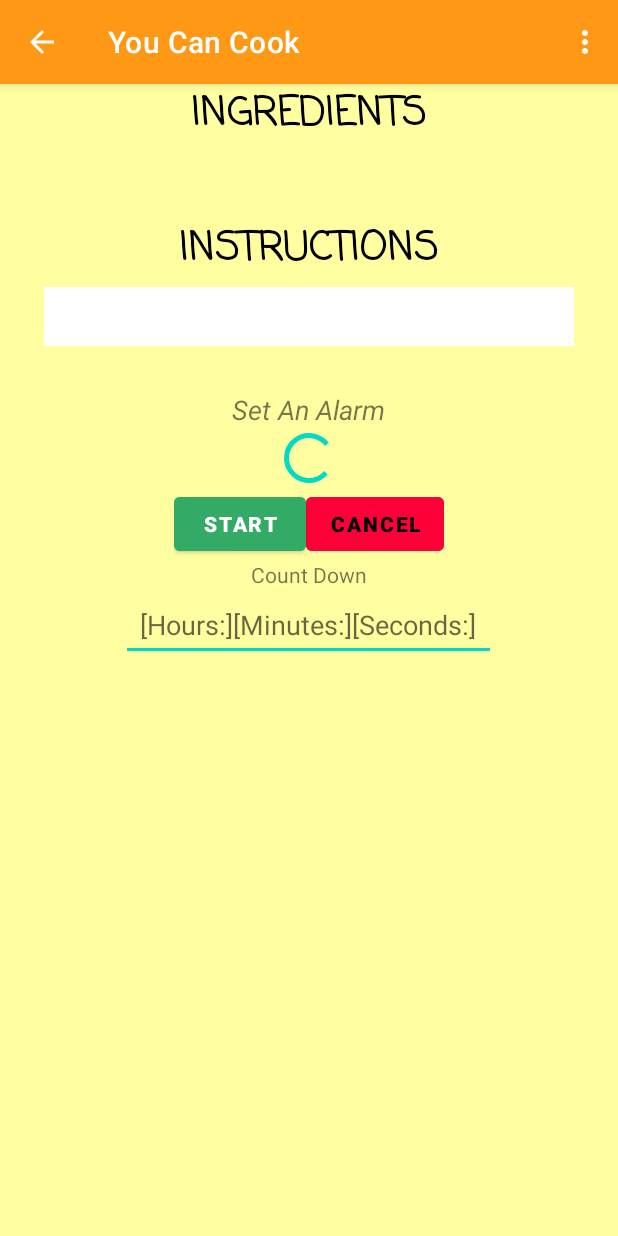
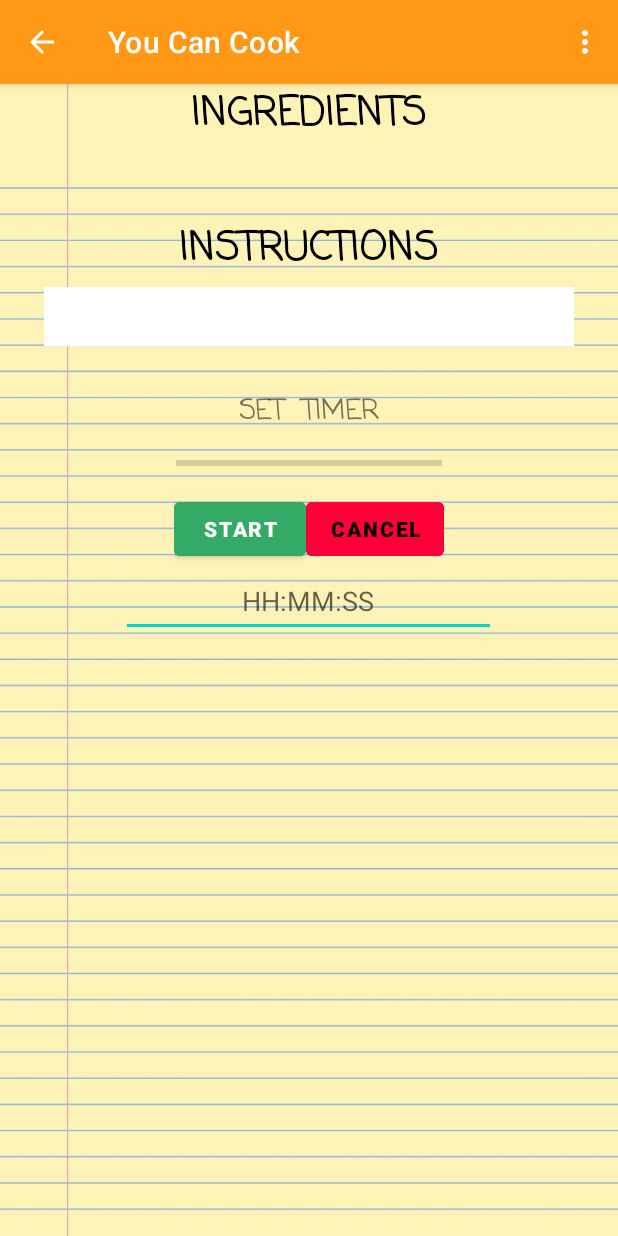
Before and after one commit to GodlewsO/comp4200-project, an Android app: the ViewRecipeActivity screen opened directly, with no data from a screen before it, on a phone screen of 412 x 824 dp. Run offline under Robolectric (Android 15) with nearby library versions, the phone set to English and light mode, and no system bars; 4 statements that could not run were skipped.

Commit message:
Background image set and change.

```diff
--- a/app/src/main/java/com/example/recipieapp/MainActivity.java
+++ b/app/src/main/java/com/example/recipieapp/MainActivity.java
@@ -44,6 +44,7 @@ public class MainActivity extends AppCompatActivity {
         super.onCreate(savedInstanceState);
         setContentView(R.layout.activity_main);
 
+        getWindow().setBackgroundDrawableResource(R.drawable.bg_image);
         ActionBar actionBar;
         actionBar = getSupportActionBar();
 
--- a/app/src/main/res/layout/activity_main.xml
+++ b/app/src/main/res/layout/activity_main.xml
@@ -5,8 +5,8 @@
     xmlns:tools="http://schemas.android.com/tools"
     android:layout_width="match_parent"
     android:layout_height="match_parent"
-    android:background="@drawable/bg_image"
-    tools:context=".MainActivity">
+    tools:context=".MainActivity"
+    >
 
     <com.google.android.material.floatingactionbutton.FloatingActionButton
         android:id="@+id/btnAddRecipe"
--- a/app/src/main/res/layout/activity_view_recipe.xml
+++ b/app/src/main/res/layout/activity_view_recipe.xml
@@ -6,7 +6,7 @@
     android:layout_height="match_parent"
     android:orientation="vertical"
     tools:context=".ViewRecipeActivity"
-    android:background="@color/yellow">
+    android:background="@drawable/bg_image2">
 
     <LinearLayout
         android:layout_width="match_parent"
@@ -63,12 +63,14 @@
             android:layout_height="wrap_content"
             android:layout_gravity="center"
             android:layout_marginTop="30dp"
-            android:text="Set An Alarm"
-            android:textStyle="italic"
+            android:text="SET  TIMER"
+            android:fontFamily="casual"
+            android:textStyle="bold"
             android:textSize="18sp" />
 
         <ProgressBar
             android:id="@+id/progressBarAlarm"
+            style="@style/Widget.AppCompat.ProgressBar.Horizontal"
             android:layout_width="177dp"
             android:layout_height="40dp"
             android:layout_gravity="center"
@@ -101,12 +103,6 @@
                 android:backgroundTint="#fe0037"/>
         </LinearLayout>
 
-        <TextView
-            android:id="@+id/textView"
-            android:layout_width="wrap_content"
-            android:layout_height="wrap_content"
-            android:layout_gravity="center"
-            android:text="Count Down" />
 
         <EditText
             android:id="@+id/editTextAlarmTime"
@@ -115,7 +111,8 @@
             android:layout_gravity="center"
             android:ems="10"
             android:gravity="center"
-            android:hint="[Hours:][Minutes:][Seconds:]"
+            android:hint="HH:MM:SS"
+            android:textSize="18sp"
             android:inputType="time" />
 
     </LinearLayout>
```
Also changed, not shown: app/src/main/res/layout/activity_add_recipe.xml (+3 -4 lines), app/src/main/res/drawable-v24/bg_image2.jpg (added).
